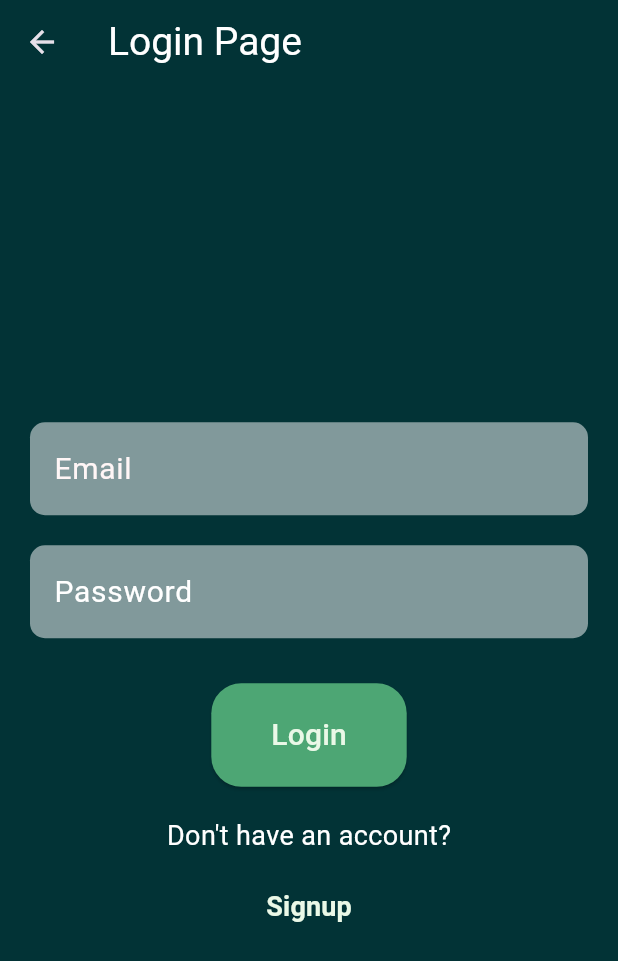
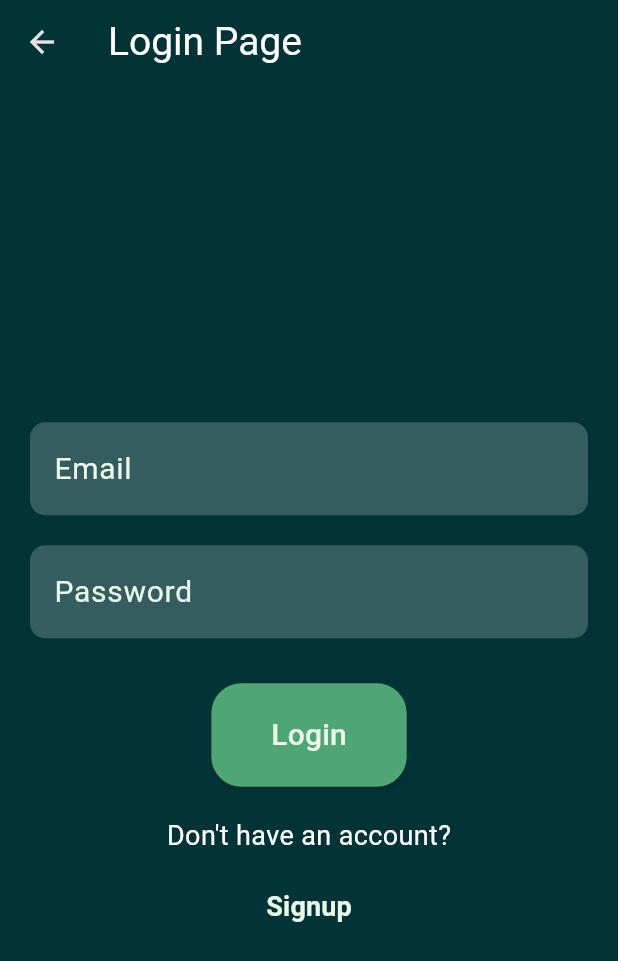
Before and after one commit to radiumSodium/plant-disease-diagnosis, a Flutter app: the screen it shows after launch, after a tap on "Next", on a phone screen of 412 x 824 dp. Shown: the top 961 px of the screen. Run offline on Flutter 3.47's test engine with Material 3 defaults, Android fonts, the phone set to English and light mode, and no system bars; our stand-ins replace firebase_auth, firebase_core, firebase_database, image_picker, open_file; accounts and stored records are empty; network calls fail.

Commit message:
before copilot

```diff
--- a/lib/login_page.dart
+++ b/lib/login_page.dart
@@ -65,10 +65,9 @@ class LoginPage extends StatelessWidget {
                     decoration: InputDecoration(
                       labelText: 'Email',
                       labelStyle: const TextStyle(
-                          fontSize: 20.0,
-                          color: Color.fromARGB(255, 255, 246, 246)),
+                          fontSize: 20.0, color: kHighlightColor),
                       fillColor: Colors.white.withOpacity(
-                          0.5), // Added background color to the text field
+                          0.2), // Added background color to the text field
                       filled: true,
                       border: OutlineInputBorder(
                         borderRadius: BorderRadius.circular(10),
@@ -86,10 +85,10 @@ class LoginPage extends StatelessWidget {
                     controller: _passwordController,
                     decoration: InputDecoration(
                       labelText: 'Password',
-                      labelStyle:
-                          const TextStyle(fontSize: 20.0, color: Colors.white),
+                      labelStyle: const TextStyle(
+                          fontSize: 20.0, color: kHighlightColor),
                       fillColor: Colors.white.withOpacity(
-                          0.5), // Added background color to the text field
+                          0.2), // Added background color to the text field
                       filled: true,
                       border: OutlineInputBorder(
                         borderRadius: BorderRadius.circular(10),
--- a/pubspec.yaml
+++ b/pubspec.yaml
@@ -14,7 +14,7 @@ dependencies:
     sdk: flutter
   cupertino_icons: ^1.0.2
   firebase_core: ^2.15.1
-  firebase_auth: ^4.9.0
+  firebase_auth: ^4.7.0
   firebase_database: ^10.2.5
   pdf: ^3.8.4
   open_file: ^3.3.2
```
